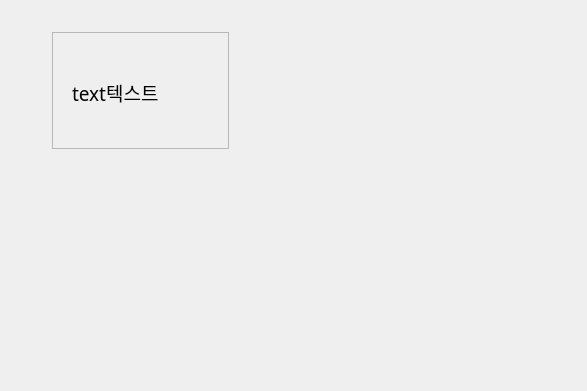
Above: ui/SimpleTranslatePopup.ui from KimYubin/SolTranslator before the change. Below: the same form after it.
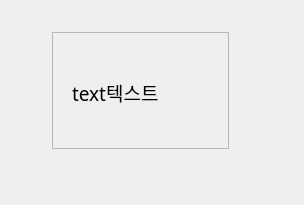
That is the form after the change.

Commit message:
[추가] 셋팅 위젯 탭 추가. 탭바 대신 사용할 탭 버튼 적용.
1. 셋팅 위젯 메인 탭에 추가함

2. 탭바 대신 자유롭게 사용할 수 있는 탭버튼 추가
- 추가 삭제가 제한되는 대신, 자유로운 위치에 놓을 수 있는 탭버튼 추가함
- 그룹탭으로 서로 배타적으로 버튼이 눌러짐.

Diff of the .ui file:
```diff
--- a/ui/SimpleTranslatePopup.ui
+++ b/ui/SimpleTranslatePopup.ui
@@ -9,8 +9,8 @@
    <rect>
     <x>0</x>
     <y>0</y>
-    <width>587</width>
-    <height>391</height>
+    <width>304</width>
+    <height>205</height>
    </rect>
   </property>
   <property name="font">
```
The commit also changes 7 other files.
